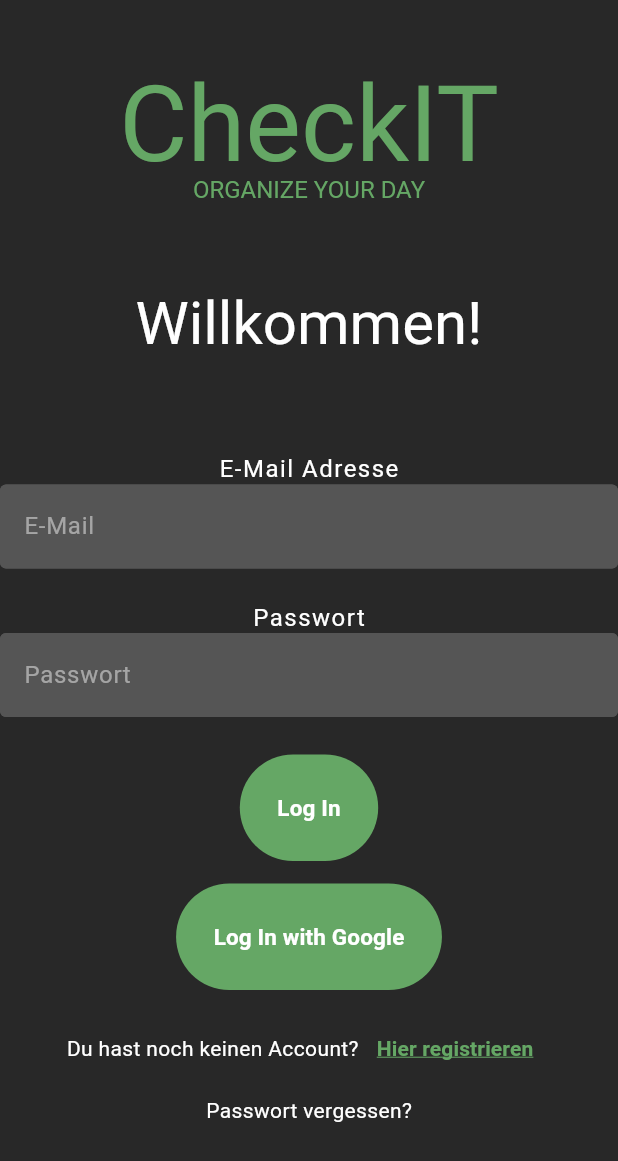
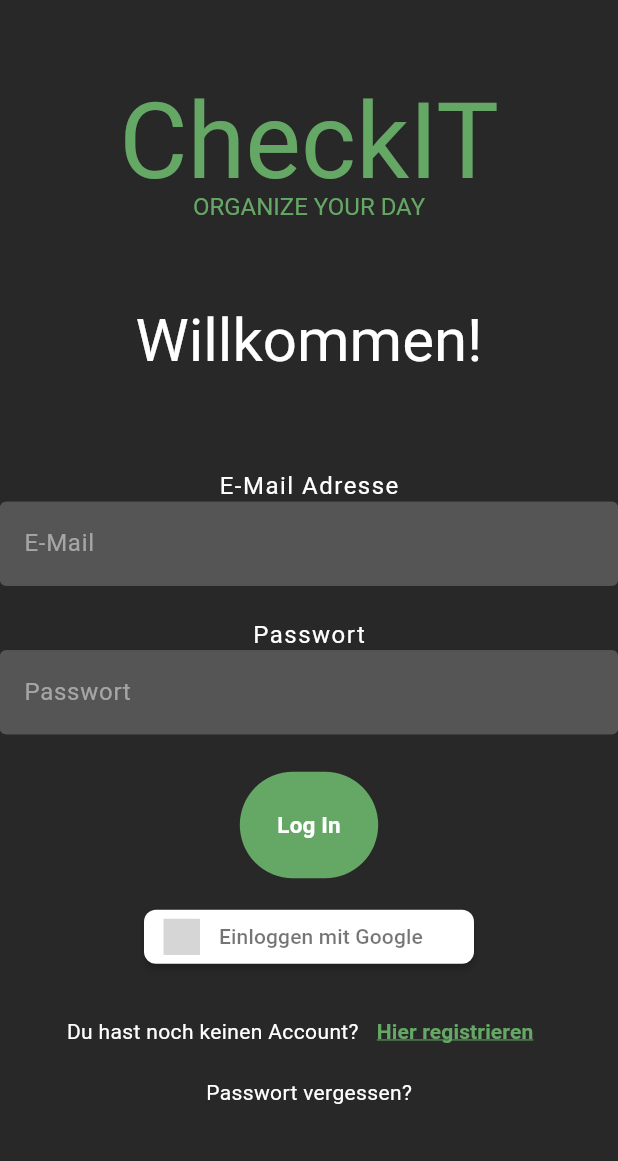
Before and after one commit to JonasBartlla/software_engineering_project_flutter, a Flutter app: the screen it shows after launch, on a phone screen of 412 x 824 dp. Shown: the top 1161 px of the screen. Run offline on Flutter 3.47's test engine with Material 3 defaults, Android fonts, the phone set to English and light mode, and no system bars; drawn by our look-alikes of sign_in_button; our stand-ins replace cloud_firestore, firebase_auth, firebase_core, flutter_spinkit, google_sign_in, image_picker and 1 more; missing offline and left inert: dart:html, dart:js, list_ext; accounts and stored records are empty; Roboto replaces fonts that are missing (Comfortaa); project files that could hold a hidden picture were left out; grey boxes are pictures that could not be loaded.

Commit message:
Google Sign in Button angepasst

```diff
--- a/lib/pages/authentification/sign_in.dart
+++ b/lib/pages/authentification/sign_in.dart
@@ -4,6 +4,7 @@ import 'package:software_engineering_project_flutter/shared/styles_and_decoratio
 import 'package:software_engineering_project_flutter/shared/loading.dart';
 import 'package:software_engineering_project_flutter/shared/textfields.dart';
 import 'package:software_engineering_project_flutter/shared/colors.dart';
+import 'package:sign_in_button/sign_in_button.dart';
 
 class SignIn extends StatefulWidget {
   const SignIn({super.key, this.toggleView});
@@ -203,32 +204,15 @@ class _SignInState extends State<SignIn> {
                         const SizedBox(height: 15),
 
                         //google log in Button
-                        TextButton(
+                        SignInButton(
+                          Buttons.google,
                           onPressed: () async {
                             _auth.signInWithGoogleWeb();
 
                           },
-                          style: ButtonStyle(
-                            padding:
-                                MaterialStateProperty.all<EdgeInsetsGeometry>(
-                              const EdgeInsets.all(25),
-                            ),
-                            backgroundColor: MaterialStateProperty.all<Color>(
-                              AppColors.myCheckItGreen,
-                            ),
-                            shape: MaterialStateProperty.all<OutlinedBorder>(
-                              RoundedRectangleBorder(
-                                borderRadius: BorderRadius.circular(50),
-                              ),
-                            ),
-                          ),
-                          child: const Text(
-                            'Log In with Google',
-                            style: TextStyle(
-                              color: Colors.white,
-                              fontWeight: FontWeight.bold,
-                              fontSize: 15,
-                            ),
+                          text: "Einloggen mit Google",
+                          shape: RoundedRectangleBorder(
+                            borderRadius: BorderRadius.circular(8),
                           ),
                         ),
 
--- a/pubspec.yaml
+++ b/pubspec.yaml
@@ -47,6 +47,7 @@ dependencies:
   image_picker: ^1.0.7
   google_sign_in: ^6.2.1
   shared_preferences: ^2.2.2
+  sign_in_button: ^3.2.0
 
 
 dev_dependencies:
```
Also changed, not shown: pubspec.lock.
